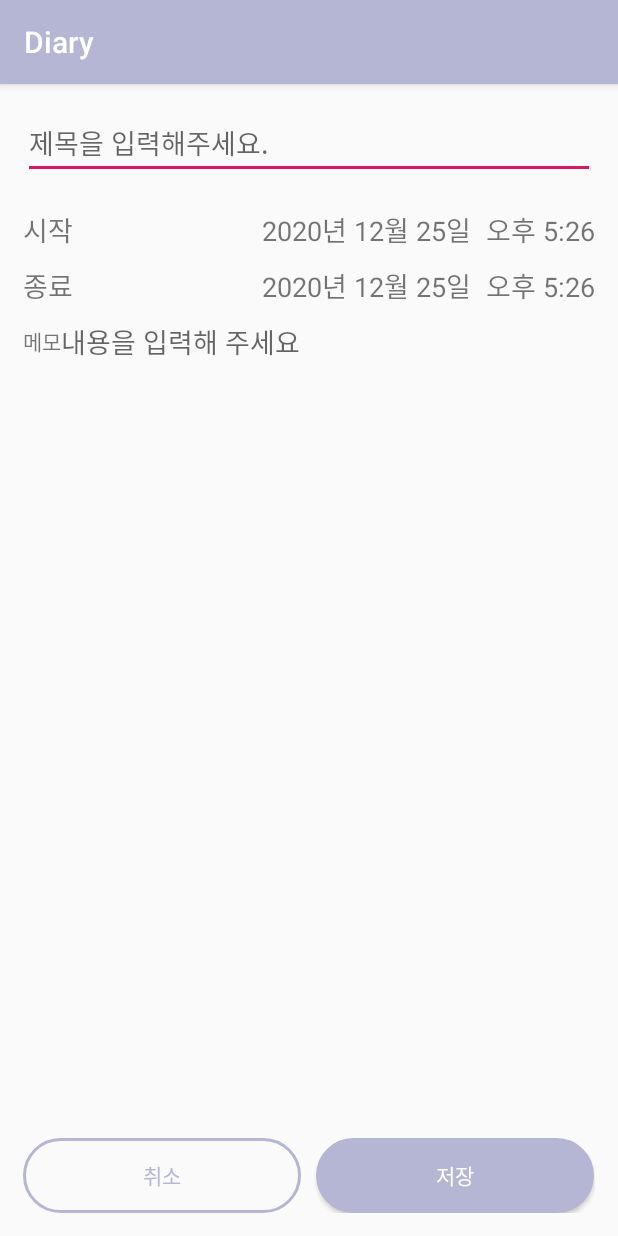
After one commit to jin0220/Diary, an Android app: the ScheduleWriteActivity screen opened directly, with no data from a screen before it, on a phone screen of 412 x 824 dp. The commit adds this screen. Run offline under Robolectric (Android 15) with nearby library versions, the phone set to English and light mode, and no system bars.

Commit message:
commit
commit

```diff
--- a/app/src/main/AndroidManifest.xml
+++ b/app/src/main/AndroidManifest.xml
@@ -17,6 +17,7 @@
         android:roundIcon="@mipmap/ic_launcher_logo_round"
         android:supportsRtl="true"
         android:theme="@style/AppTheme">
+        <activity android:name=".activity.ScheduleWriteActivity"></activity>
         <activity android:name=".activity.PasswordActivity" />
         <activity
             android:name=".activity.SettingsActivity"
--- a/app/src/main/java/com/example/diary/activity/MainActivity.java
+++ b/app/src/main/java/com/example/diary/activity/MainActivity.java
@@ -1,5 +1,6 @@
 package com.example.diary.activity;
 
+import android.app.Activity;
 import android.content.Intent;
 import android.content.SharedPreferences;
 import android.os.Bundle;
@@ -22,6 +23,8 @@ public class MainActivity extends AppCompatActivity
 
     MainFragment mainFragment;
     CalendarFragment calendarFragment;
+
+    public static Activity mainActivity;
 
     @Override
     protected void onCreate(Bundle savedInstanceState) {
@@ -60,6 +63,8 @@ public class MainActivity extends AppCompatActivity
 
         mainFragment = new MainFragment();
         getSupportFragmentManager().beginTransaction().add(R.id.container,mainFragment).commit(); //프래그먼트 생성
+
+        mainActivity = MainActivity.this;
     }
 
     @Override
--- a/app/src/main/java/com/example/diary/activity/ReadActivity.java
+++ b/app/src/main/java/com/example/diary/activity/ReadActivity.java
@@ -1,5 +1,6 @@
 package com.example.diary.activity;
 
+import android.app.Activity;
 import android.content.ContentUris;
 import android.content.Intent;
 import android.content.SharedPreferences;
@@ -40,6 +41,8 @@ public class ReadActivity extends AppCompatActivity {
     TabLayout tabLayout;
     String image_code;
 
+    public static Activity readActivity;
+
     @Override
     protected void onCreate(Bundle savedInstanceState) {
         super.onCreate(savedInstanceState);
@@ -53,6 +56,8 @@ public class ReadActivity extends AppCompatActivity {
         }
 
         setContentView(R.layout.activity_read);
+
+        readActivity = ReadActivity.this;
 
         toolbar = findViewById(R.id.toolbar);
 
@@ -164,6 +169,7 @@ public class ReadActivity extends AppCompatActivity {
 
     @Override
     public boolean onOptionsItemSelected(@NonNull MenuItem item) {
+        Intent intent;
         switch (item.getItemId()){
             case android.R.id.home:
                 finish();
@@ -182,13 +188,17 @@ public class ReadActivity extends AppCompatActivity {
             case R.id.delete:
                 diaryDBHelper.delete(id);
                 diaryDBHelper.image_delete(image_code);
+                intent = new Intent(getApplicationContext(), MainActivity.class);
+                startActivity(intent);
+                MainActivity.mainActivity.finish();
                 finish();
                 return true;
             case R.id.modify:
-                Intent intent = new Intent(this, WriteActivity.class);
+                intent = new Intent(this, WriteActivity.class);
                 intent.putExtra("modify",true);
                 intent.putExtra("id",id);
                 startActivity(intent);
+//                finish();
                 break;
         }
         return super.onOptionsItemSelected(item);
--- /dev/null
+++ b/app/src/main/java/com/example/diary/activity/ScheduleWriteActivity.java
@@ -0,0 +1,234 @@
+package com.example.diary.activity;
+
+import android.os.Bundle;
+import android.view.View;
+import android.widget.LinearLayout;
+import android.widget.NumberPicker;
+import android.widget.RelativeLayout;
+import android.widget.TextView;
+import android.widget.TimePicker;
+
+import androidx.appcompat.app.AppCompatActivity;
+
+import com.example.diary.R;
+
+import java.util.Calendar;
+
+public class ScheduleWriteActivity extends AppCompatActivity {
+
+    TimePicker timePicker, timePicker2;
+    NumberPicker yearPicker, monthPicker, dayPicker, yearPicker2, monthPicker2, dayPicker2;
+    int year, month, day;
+    RelativeLayout start, end;
+    LinearLayout startDateSet, endDateSet;
+    int start_count = 0, end_count = 0;
+    TextView startDate, endDate, startTime, endTime;
+    Calendar calendar;
+
+
+    @Override
+    protected void onCreate(Bundle savedInstanceState) {
+        super.onCreate(savedInstanceState);
+        setContentView(R.layout.activity_schedule_write);
+
+        timePicker = findViewById(R.id.timePicker);
+        timePicker2 = findViewById(R.id.timePicker2);
+        yearPicker = findViewById(R.id.year);
+        monthPicker = findViewById(R.id.month);
+        dayPicker = findViewById(R.id.day);
+        yearPicker2 = findViewById(R.id.year2);
+        monthPicker2 = findViewById(R.id.month2);
+        dayPicker2 = findViewById(R.id.day2);
+
+        startDate = findViewById(R.id.startDate);
+        endDate = findViewById(R.id.endDate);
+
+        //현재 날짜
+        calendar = Calendar.getInstance();
+        year = calendar.get(Calendar.YEAR);
+        month = calendar.get(Calendar.MONTH);
+        day = calendar.get(Calendar.DAY_OF_MONTH);
+
+        startDate();
+        endDate();
+
+        start = findViewById(R.id.start);
+        end = findViewById(R.id.end);
+        startDateSet = findViewById(R.id.startDateSet);
+        endDateSet = findViewById(R.id.endDateSet);
+
+        startTime = findViewById(R.id.startTime);
+        endTime = findViewById(R.id.endTime);
+
+
+        start.setOnClickListener(new View.OnClickListener() {
+            @Override
+            public void onClick(View view) {
+                if(start_count == 0) {
+                    startDateSet.setVisibility(View.VISIBLE);
+                    start_count++;
+                }else{
+                    startDateSet.setVisibility(View.GONE);
+                    start_count--;
+                }
+            }
+        });
+
+        end.setOnClickListener(new View.OnClickListener() {
+            @Override
+            public void onClick(View view) {
+                if(end_count == 0) {
+                    endDateSet.setVisibility(View.VISIBLE);
+                    end_count++;
+                }else{
+                    endDateSet.setVisibility(View.GONE);
+                    end_count--;
+                }
+            }
+        });
+
+        startDate.setText(yearPicker.getValue() + "년 " + monthPicker.getValue() +"월 " + dayPicker.getValue() + "일");
+        endDate.setText(yearPicker2.getValue() + "년 " + monthPicker2.getValue() +"월 " + dayPicker2.getValue() + "일");
+
+        if(timePicker.getCurrentHour() < 12) {
+            startTime.setText("오전 " + timePicker.getCurrentHour() + ":" + String.format("%02d", timePicker.getCurrentMinute()));
+        }
+        else if(timePicker.getCurrentHour() == 12) {
+            startTime.setText("오후 " + timePicker.getCurrentHour() + ":" + String.format("%02d", timePicker.getCurrentMinute()));
+        }
+        else{
+            startTime.setText("오후 " + (timePicker.getCurrentHour() - 12) + ":" + String.format("%02d", timePicker.getCurrentMinute()));
+        }
+
+        if(timePicker2.getCurrentHour() < 12) {
+            endTime.setText("오전 " + timePicker2.getCurrentHour() + ":" + String.format("%02d", timePicker2.getCurrentMinute()));
+        }
+        else if(timePicker2.getCurrentHour() == 12) {
+            endTime.setText("오후 " + timePicker2.getCurrentHour() + ":" + String.format("%02d", timePicker2.getCurrentMinute()));
+        }
+        else{
+            endTime.setText("오후 " + (timePicker2.getCurrentHour() - 12) + ":" + String.format("%02d", timePicker2.getCurrentMinute()));
+        }
+
+        timePicker.setOnTimeChangedListener(new TimePicker.OnTimeChangedListener() {
+            @Override
+            public void onTimeChanged(TimePicker timePicker, int oldVal, int newVal) {
+                if(timePicker.getCurrentHour() < 12) {
+                    startTime.setText("오전 " + timePicker.getCurrentHour() + ":" + String.format("%02d", timePicker.getCurrentMinute()));
+                }
+                else if(timePicker.getCurrentHour() == 12) {
+                    startTime.setText("오후 " + timePicker.getCurrentHour() + ":" + String.format("%02d", timePicker.getCurrentMinute()));
+                }
+                else{
+                    startTime.setText("오후 " + (timePicker.getCurrentHour() - 12) + ":" + String.format("%02d", timePicker.getCurrentMinute()));
+                }
+            }
+        });
+
+        timePicker2.setOnTimeChangedListener(new TimePicker.OnTimeChangedListener() {
+            @Override
+            public void onTimeChanged(TimePicker timePicker, int oldVal, int newVal) {
+                if(timePicker2.getCurrentHour() < 12) {
+                    endTime.setText("오전 " + timePicker2.getCurrentHour() + ":" + String.format("%02d", timePicker2.getCurrentMinute()));
+                }
+                else if(timePicker2.getCurrentHour() == 12) {
+                    endTime.setText("오후 " + timePicker2.getCurrentHour() + ":" + String.format("%02d", timePicker2.getCurrentMinute()));
+                }
+                else{
+                    endTime.setText("오후 " + (timePicker2.getCurrentHour() - 12) + ":" + String.format("%02d", timePicker2.getCurrentMinute()));
+                }
+            }
+        });
+
+    }
+
+    private void startDate() {
+        yearPicker.setMinValue(1950);
+        yearPicker.setMaxValue(2100);
+        yearPicker.setValue(year);
+        yearPicker.setWrapSelectorWheel(false);
+        yearPicker.setOnValueChangedListener(new NumberPicker.OnValueChangeListener() {
+            @Override
+            public void onValueChange(NumberPicker numberPicker, int i, int i1) {
+                startDate.setText(yearPicker.getValue() + "년 " + monthPicker.getValue() +"월 " + dayPicker.getValue() + "일");
+            }
+        });
+
+        monthPicker.setMinValue(1);
+        monthPicker.setMaxValue(12);
+        monthPicker.setValue(month + 1);
+        monthPicker.setOnValueChangedListener(new NumberPicker.OnValueChangeListener() {
+            @Override
+            public void onValueChange(NumberPicker numberPicker, int oldVal, int newVal) {
+                if(oldVal == 1 && newVal == 12){
+                    yearPicker.setValue(yearPicker.getValue() - 1);
+                }
+                if(oldVal == 12 && newVal == 1){
+                    yearPicker.setValue(yearPicker.getValue() + 1);
+                }
+                startDate.setText(yearPicker.getValue() + "년 " + monthPicker.getValue() +"월 " + dayPicker.getValue() + "일");
+            }
+        });
+
+        dayPicker.setMinValue(1);
+        dayPicker.setMaxValue(calendar.getActualMaximum(Calendar.DAY_OF_MONTH)); //해당 월별로 마지막 날짜 셋팅 고치기
+        dayPicker.setValue(day);
+        dayPicker.setOnValueChangedListener(new NumberPicker.OnValueChangeListener() {
+            @Override
+            public void onValueChange(NumberPicker numberPicker, int oldVal, int newVal) {
+                if(oldVal == 1 && newVal == 31){
+                    monthPicker.setValue(monthPicker.getValue() - 1);
+                }
+                if(oldVal == 31 && newVal == 1){
+                    monthPicker.setValue(monthPicker.getValue() + 1);
+                }
+                startDate.setText(yearPicker.getValue() + "년 " + monthPicker.getValue() +"월 " + dayPicker.getValue() + "일");
+            }
+        });
+    }
+
+    private void endDate() {
+        yearPicker2.setMinValue(1950);
+        yearPicker2.setMaxValue(2100);
+        yearPicker2.setValue(year);
+        yearPicker2.setWrapSelectorWheel(false);
+        yearPicker2.setOnValueChangedListener(new NumberPicker.OnValueChangeListener() {
+            @Override
+            public void onValueChange(NumberPicker numberPicker, int i, int i1) {
+                endDate.setText(yearPicker2.getValue() + "년 " + monthPicker2.getValue() +"월 " + dayPicker2.getValue() + "일");
+            }
+        });
+
+        monthPicker2.setMinValue(1);
+        monthPicker2.setMaxValue(12);
+        monthPicker2.setValue(month + 1);
+        monthPicker2.setOnValueChangedListener(new NumberPicker.OnValueChangeListener() {
+            @Override
+            public void onValueChange(NumberPicker numberPicker, int oldVal, int newVal) {
+                if(oldVal == 1 && newVal == 12){
+                    yearPicker2.setValue(yearPicker2.getValue() - 1);
+                }
+                if(oldVal == 12 && newVal == 1){
+                    yearPicker2.setValue(yearPicker2.getValue() + 1);
+                }
+                endDate.setText(yearPicker2.getValue() + "년 " + monthPicker2.getValue() +"월 " + dayPicker2.getValue() + "일");
+            }
+        });
+
+        dayPicker2.setMinValue(1);
+        dayPicker2.setMaxValue(calendar.getActualMaximum(Calendar.DAY_OF_MONTH)); //해당 월별로 마지막 날짜 셋팅 고치기
+        dayPicker2.setValue(day);
+        dayPicker2.setOnValueChangedListener(new NumberPicker.OnValueChangeListener() {
+            @Override
+            public void onValueChange(NumberPicker numberPicker, int oldVal, int newVal) {
+                if(oldVal == 1 && newVal == 31){
+                    monthPicker2.setValue(monthPicker2.getValue() - 1);
+                }
+                if(oldVal == 31 && newVal == 1){
+                    monthPicker2.setValue(monthPicker2.getValue() + 1);
+                }
+                endDate.setText(yearPicker2.getValue() + "년 " + monthPicker2.getValue() +"월 " + dayPicker2.getValue() + "일");
+            }
+        });
+    }
+}
--- a/app/src/main/java/com/example/diary/activity/WriteActivity.java
+++ b/app/src/main/java/com/example/diary/activity/WriteActivity.java
@@ -115,6 +115,7 @@ public class WriteActivity extends AppCompatActivity implements AutoPermissionsL
 
         date_text = findViewById(R.id.date_text);
 
+
         store.setOnClickListener(new View.OnClickListener() {
             @Override
             public void onClick(View view) {
@@ -149,7 +150,6 @@ public class WriteActivity extends AppCompatActivity implements AutoPermissionsL
                                 imagePath.get(5), imagePath.get(6), imagePath.get(7), imagePath.get(8), imagePath.get(9));
                     }
                     diaryDBHelper.insert(t, imagePath.get(0), c, date, image_code);
-                    finish();
                 }
                 else { //수정  (사진을 지우는 것도 가능하게 수정하기)
                     ArrayList<String> imagePath = new ArrayList<>();
@@ -190,9 +190,13 @@ public class WriteActivity extends AppCompatActivity implements AutoPermissionsL
                     else{ //사진이 없던 상태에서 사진 추가 없이 글만 수정할 경우
                         diaryDBHelper.update(id, t, imagePath.get(0), c, date, i_c);
                     }
+                    ReadActivity.readActivity.finish();
+                }
 
-                    finish();
-                }
+                Intent intent = new Intent(getApplicationContext(), MainActivity.class);
+                startActivity(intent);
+                MainActivity.mainActivity.finish();
+                finish();
             }
         });
 
--- a/app/src/main/java/com/example/diary/adapter/MainGridAdapter.java
+++ b/app/src/main/java/com/example/diary/adapter/MainGridAdapter.java
@@ -57,11 +57,12 @@ public class MainGridAdapter extends RecyclerView.Adapter<MainGridAdapter.ViewHo
             itemView.setOnClickListener(new View.OnClickListener() {
                 @Override
                 public void onClick(View v) {
-                    Intent intent = new Intent(v.getContext(), ReadActivity.class);//인텐트 안에서 getApplicationContext()가 에러 난다명 앞에 getActivity() 붙여줌
+                    Intent intent = new Intent(v.getContext(), ReadActivity.class);//인텐트 안에서 getApplicationContext()가 에러 난다면 앞에 getActivity() 붙여줌
                     int position = getAdapterPosition();
                     MainGridData data = (MainGridData) items.get(position);
                     intent.putExtra("id", data.getId());
                     v.getContext().startActivity(intent);
+//                    ((Activity)v.getContext()).finish();
                 }
             });
         }
--- a/app/src/main/java/com/example/diary/fragment/CalendarFragment.java
+++ b/app/src/main/java/com/example/diary/fragment/CalendarFragment.java
@@ -1,5 +1,6 @@
 package com.example.diary.fragment;
 
+import android.content.Intent;
 import android.database.Cursor;
 import android.graphics.Color;
 import android.os.Bundle;
@@ -15,6 +16,7 @@ import androidx.annotation.Nullable;
 import androidx.fragment.app.Fragment;
 
 import com.example.diary.R;
+import com.example.diary.activity.ScheduleWriteActivity;
 import com.example.diary.adapter.CalendarListAdapter;
 import com.example.diary.data.DiaryDBHelper;
 import com.example.diary.decorator.EventDecorator;
@@ -41,7 +43,6 @@ public class CalendarFragment extends Fragment {
     CalendarListAdapter calendarListAdapter;
     ListView schedule_list;
     FloatingActionButton floatingActionButton;
-
 
 
     @Nullable
@@ -129,6 +130,13 @@ public class CalendarFragment extends Fragment {
         slidingUpPanelLayout.setDragView(rootView.findViewById(R.id.schedule)); //패널 열기위해 드래그하는 위치
 
         floatingActionButton = rootView.findViewById(R.id.floatingActionButton);
+        floatingActionButton.setOnClickListener(new View.OnClickListener() {
+            @Override
+            public void onClick(View view) {
+                Intent intent = new Intent(getActivity(), ScheduleWriteActivity.class);
+                startActivity(intent);
+            }
+        });
 
         return rootView;
 
--- a/app/src/main/java/com/example/diary/fragment/MainFragment.java
+++ b/app/src/main/java/com/example/diary/fragment/MainFragment.java
@@ -32,11 +32,15 @@ public class MainFragment extends Fragment {
     public static final int HEADER_VIEW = 0;
     public static final int ITEM_VIEW = 1;
 
+//    public static Fragment mainfragment;
+
 
     @Nullable
     @Override
     public View onCreateView(@NonNull LayoutInflater inflater, @Nullable ViewGroup container, @Nullable Bundle savedInstanceState) {
         ViewGroup rootView = (ViewGroup) inflater.inflate(R.layout.main_fragment, container, false);
+
+//        mainfragment = MainFragment.this;
 
         diaryDBHelper = new DiaryDBHelper(getContext());
 
--- /dev/null
+++ b/app/src/main/res/layout/activity_schedule_write.xml
@@ -0,0 +1,196 @@
+<?xml version="1.0" encoding="utf-8"?>
+<LinearLayout xmlns:android="http://schemas.android.com/apk/res/android"
+    xmlns:app="http://schemas.android.com/apk/res-auto"
+    xmlns:tools="http://schemas.android.com/tools"
+    android:layout_width="match_parent"
+    android:layout_height="match_parent"
+    android:orientation="vertical"
+    android:padding="15dp"
+    tools:context=".activity.ScheduleWriteActivity">
+
+    <EditText
+        android:id="@+id/title"
+        android:layout_width="match_parent"
+        android:layout_height="wrap_content"
+        android:layout_marginBottom="20dp"
+        android:hint="제목을 입력해주세요." />
+
+    <RelativeLayout
+        android:layout_width="match_parent"
+        android:layout_height="wrap_content"
+        android:id="@+id/start"
+        android:paddingBottom="10dp">
+
+        <TextView
+            android:layout_width="wrap_content"
+            android:layout_height="wrap_content"
+            android:text="시작"
+            android:textSize="18dp"/>
+
+        <TextView
+            android:layout_width="wrap_content"
+            android:layout_height="wrap_content"
+            android:text="0000년 00월 00일"
+            android:id="@+id/startDate"
+            android:textSize="18dp"
+            android:layout_toLeftOf="@+id/startTime"/>
+
+        <TextView
+            android:layout_width="wrap_content"
+            android:layout_height="wrap_content"
+            android:text="오후 00:00"
+            android:id="@+id/startTime"
+            android:textSize="18dp"
+            android:layout_alignParentRight="true"
+            android:layout_marginLeft="10dp"/>
+
+    </RelativeLayout>
+
+    <LinearLayout
+        android:layout_width="match_parent"
+        android:layout_height="wrap_content"
+        android:orientation="horizontal"
+        android:visibility="gone"
+        android:id="@+id/startDateSet">
+
+        <NumberPicker
+            android:id="@+id/year"
+            android:layout_width="50dp"
+            android:layout_height="150dp"
+            android:theme="@style/MyPicker" />
+
+        <NumberPicker
+            android:id="@+id/month"
+            android:layout_width="50dp"
+            android:layout_height="150dp"
+            android:theme="@style/MyPicker" />
+
+        <NumberPicker
+            android:id="@+id/day"
+            android:layout_width="50dp"
+            android:layout_height="150dp"
+            android:theme="@style/MyPicker" />
+
+        <TimePicker
+            android:id="@+id/timePicker"
+            android:layout_width="250dp"
+            android:layout_height="150dp"
+            android:theme="@style/MyPicker"
+            android:timePickerMode="spinner" />
+
+    </LinearLayout>
+
+    <RelativeLayout
+        android:layout_width="match_parent"
+        android:layout_height="wrap_content"
+        android:id="@+id/end"
+        android:paddingBottom="10dp">
+
+        <TextView
+            android:layout_width="wrap_content"
+            android:layout_height="wrap_content"
+            android:text="종료"
+            android:textSize="18dp" />
+
+        <TextView
+            android:layout_width="wrap_content"
+            android:layout_height="wrap_content"
+            android:text="0000년 00월 00일"
+            android:id="@+id/endDate"
+            android:textSize="18dp"
+            android:layout_toLeftOf="@+id/endTime" />
+
+        <TextView
+            android:layout_width="wrap_content"
+            android:layout_height="wrap_content"
+            android:text="오후 00:00"
+            android:id="@+id/endTime"
+            android:textSize="18dp"
+            android:layout_alignParentRight="true"
+            android:layout_marginLeft="10dp"/>
+
+    </RelativeLayout>
+
+    <LinearLayout
+        android:layout_width="match_parent"
+        android:layout_height="wrap_content"
+        android:orientation="horizontal"
+        android:visibility="gone"
+        android:id="@+id/endDateSet">
+
+        <NumberPicker
+            android:id="@+id/year2"
+            android:layout_width="50dp"
+            android:layout_height="150dp"
+            android:theme="@style/MyPicker" />
+
+        <NumberPicker
+            android:id="@+id/month2"
+            android:layout_width="50dp"
+            android:layout_height="150dp"
+            android:theme="@style/MyPicker" />
+
+        <NumberPicker
+            android:id="@+id/day2"
+            android:layout_width="50dp"
+            android:layout_height="150dp"
+            android:theme="@style/MyPicker" />
+
+        <TimePicker
+            android:id="@+id/timePicker2"
+            android:layout_width="250dp"
+            android:layout_height="150dp"
+            android:theme="@style/MyPicker"
+            android:timePickerMode="spinner" />
+
+    </LinearLayout>
+
+    <LinearLayout
+        android:layout_width="match_parent"
+        android:layout_height="wrap_content"
+        android:orientation="horizontal">
+
+        <TextView
+            android:layout_width="wrap_content"
+            android:layout_height="wrap_content"
+            android:text="메모" />
+
+        <EditText
+            android:id="@+id/content"
+            android:layout_width="match_parent"
+            android:layout_height="wrap_content"
+            android:background="@null"
+            android:gravity="top"
+            android:hint="내용을 입력해 주세요"
+            android:inputType="textMultiLine"
+            android:maxLines="8"
+            android:scrollbars="vertical" />
+
+    </LinearLayout>
+
+    <LinearLayout
+        android:layout_width="match_parent"
+        android:layout_height="match_parent"
+        android:orientation="horizontal"
+        android:gravity="bottom">
+
+        <Button
+            android:layout_width="185dp"
+            android:layout_height="50dp"
+            android:background="@drawable/btn2_pressed"
+            android:text="취소"
+            android:textColor="@color/colorPrimary" />
+
+        <Button
+            android:id="@+id/store"
+            android:layout_width="185dp"
+            android:layout_height="50dp"
+            android:layout_marginLeft="10dp"
+            android:background="@drawable/btn1_pressed"
+            android:text="저장"
+            android:textColor="#fff" />
+
+    </LinearLayout>
+
+
+</LinearLayout>
--- a/app/src/main/res/values/styles.xml
+++ b/app/src/main/res/values/styles.xml
@@ -35,4 +35,12 @@
         <item name="android:textColor">@color/white</item>
     </style>
 
+    <style name="MyPicker">
+        <item name="android:textColor">@color/colorAccent</item>
+        <item name="android:textColorPrimary">@color/colorAccent</item>
+        <!--divider color-->
+        <item name="colorControlNormal">#00000000</item>
+        <item name="android:textSize">20dp</item>
+    </style>
+
 </resources>
```
